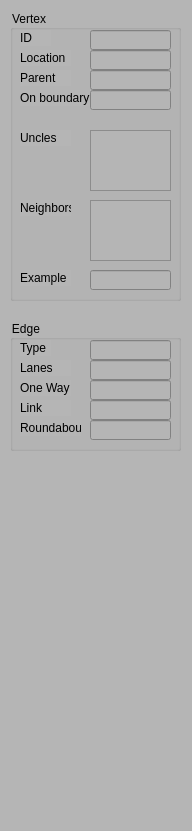
The window that StreetDesigner/PropertyWidget.ui (gnishida/StreetDesigner) describes before a commit, drawn with Qt 5.
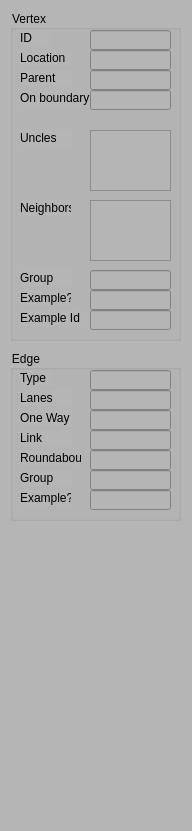
The same window after the commit.

Commit message:
Add randomness to multi examples road generation.
so that the boundary will be randomized instead of a sudden change.

The edit to the form file:
```diff
--- a/StreetDesigner/PropertyWidget.ui
+++ b/StreetDesigner/PropertyWidget.ui
@@ -24,9 +24,9 @@
     <property name="geometry">
      <rect>
       <x>10</x>
-      <y>320</y>
+      <y>350</y>
       <width>171</width>
-      <height>131</height>
+      <height>171</height>
      </rect>
     </property>
     <property name="title">
@@ -147,6 +147,52 @@
       </rect>
      </property>
     </widget>
+    <widget class="QLabel" name="label_17">
+     <property name="geometry">
+      <rect>
+       <x>10</x>
+       <y>120</y>
+       <width>51</width>
+       <height>16</height>
+      </rect>
+     </property>
+     <property name="text">
+      <string>Group</string>
+     </property>
+    </widget>
+    <widget class="QLineEdit" name="lineEditEdgeGroupId">
+     <property name="geometry">
+      <rect>
+       <x>80</x>
+       <y>120</y>
+       <width>81</width>
+       <height>20</height>
+      </rect>
+     </property>
+    </widget>
+    <widget class="QLabel" name="label_18">
+     <property name="geometry">
+      <rect>
+       <x>10</x>
+       <y>140</y>
+       <width>51</width>
+       <height>16</height>
+      </rect>
+     </property>
+     <property name="text">
+      <string>Example?</string>
+     </property>
+    </widget>
+    <widget class="QLineEdit" name="lineEditEdgeGenerationType">
+     <property name="geometry">
+      <rect>
+       <x>80</x>
+       <y>140</y>
+       <width>81</width>
+       <height>20</height>
+      </rect>
+     </property>
+    </widget>
    </widget>
    <widget class="QGroupBox" name="groupBox_5">
     <property name="geometry">
@@ -154,7 +200,7 @@
       <x>10</x>
       <y>10</y>
       <width>171</width>
-      <height>291</height>
+      <height>331</height>
      </rect>
     </property>
     <property name="title">
@@ -233,20 +279,20 @@
      <property name="geometry">
       <rect>
        <x>10</x>
-       <y>260</y>
+       <y>280</y>
        <width>51</width>
        <height>16</height>
       </rect>
      </property>
      <property name="text">
-      <string>Example</string>
+      <string>Example?</string>
      </property>
     </widget>
     <widget class="QLineEdit" name="lineEditKernel">
      <property name="geometry">
       <rect>
        <x>80</x>
-       <y>260</y>
+       <y>280</y>
        <width>81</width>
        <height>20</height>
       </rect>
@@ -321,6 +367,52 @@
       </rect>
      </property>
     </widget>
+    <widget class="QLabel" name="label_15">
+     <property name="geometry">
+      <rect>
+       <x>10</x>
+       <y>260</y>
+       <width>51</width>
+       <height>16</height>
+      </rect>
+     </property>
+     <property name="text">
+      <string>Group</string>
+     </property>
+    </widget>
+    <widget class="QLineEdit" name="lineEditVertexGroupId">
+     <property name="geometry">
+      <rect>
+       <x>80</x>
+       <y>260</y>
+       <width>81</width>
+       <height>20</height>
+      </rect>
+     </property>
+    </widget>
+    <widget class="QLabel" name="label_16">
+     <property name="geometry">
+      <rect>
+       <x>10</x>
+       <y>300</y>
+       <width>61</width>
+       <height>16</height>
+      </rect>
+     </property>
+     <property name="text">
+      <string>Example Id</string>
+     </property>
+    </widget>
+    <widget class="QLineEdit" name="lineEditVertexExampleDesc">
+     <property name="geometry">
+      <rect>
+       <x>80</x>
+       <y>300</y>
+       <width>81</width>
+       <height>20</height>
+      </rect>
+     </property>
+    </widget>
    </widget>
   </widget>
  </widget>
```
Left out of the diff: 2 changed lines with no effect on the pictures. The commit also changes 33 other files.
